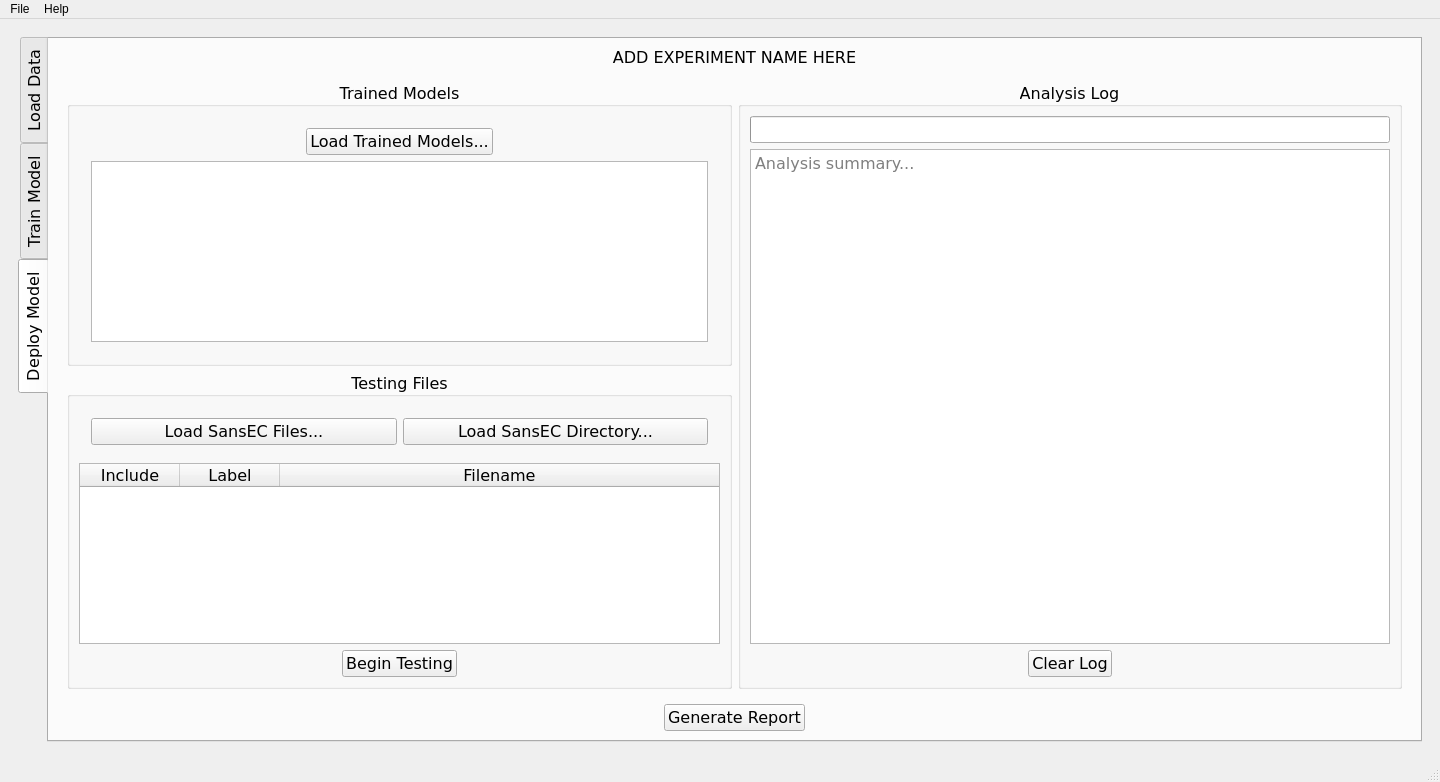
Before: the Qt Designer form qtapp/gui/interface.ui in GyroidInc/sbh-kivyapp, drawn with Qt 5.
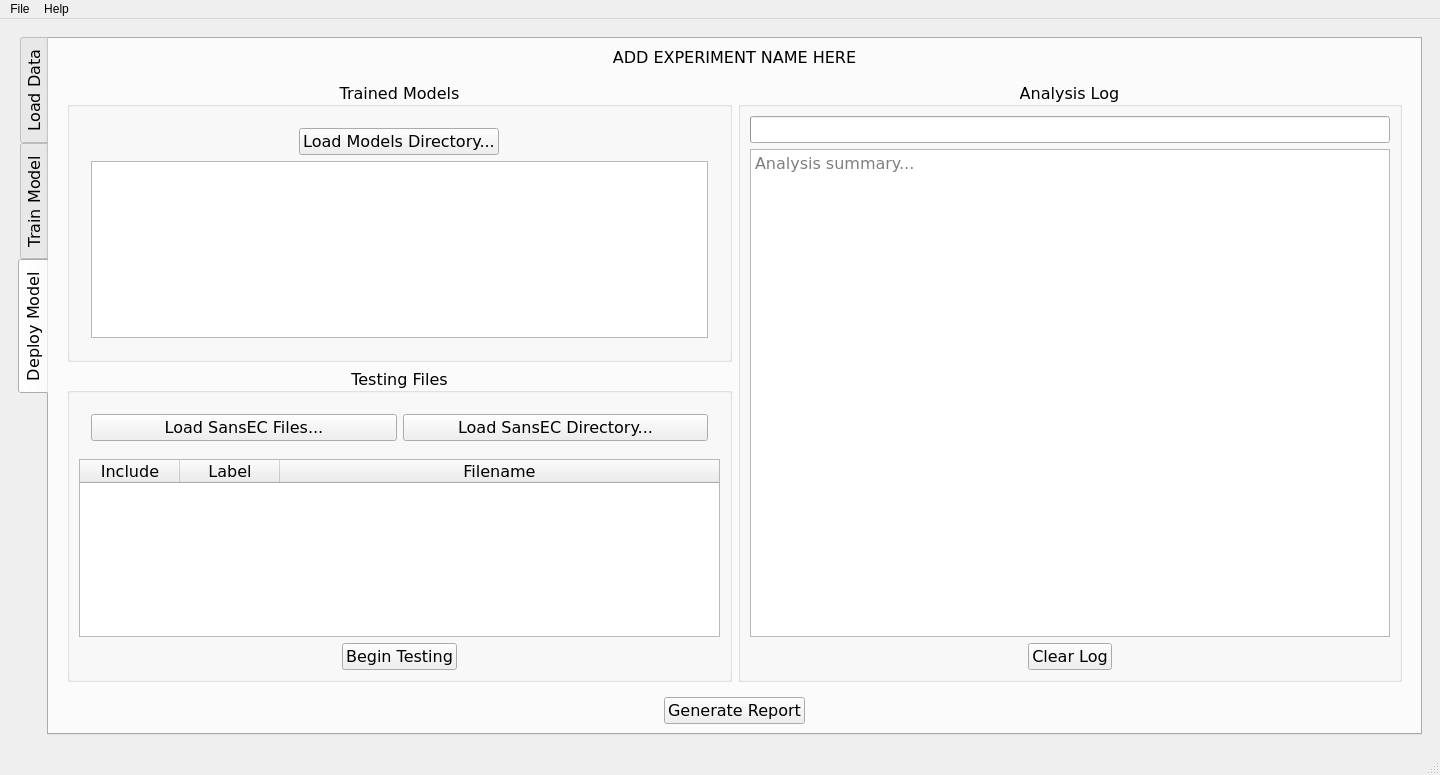
After: the same form once the commit is applied. The open tabs and pages were chosen to show the change. Icons and pictures are not drawn.

Commit message: Minor changes to progress bar Tab 3 and load trained models on Tab 3

```diff
--- a/qtapp/gui/interface.ui
+++ b/qtapp/gui/interface.ui
@@ -7,7 +7,7 @@
     <x>0</x>
     <y>0</y>
     <width>1440</width>
-    <height>782</height>
+    <height>775</height>
    </rect>
   </property>
   <property name="windowTitle">
@@ -1468,7 +1468,7 @@
                       <string>&lt;html&gt;&lt;head/&gt;&lt;body&gt;&lt;p&gt;&lt;span style=&quot; font-size:12pt;&quot;&gt;Load trained models directory&lt;/span&gt;&lt;/p&gt;&lt;/body&gt;&lt;/html&gt;</string>
                      </property>
                      <property name="text">
-                      <string>Load Trained Models...</string>
+                      <string>Load Models Directory...</string>
                      </property>
                     </widget>
                    </item>
```
Left out of the diff: 2 changed lines with no effect on the pictures. The commit also changes 3 other files.
